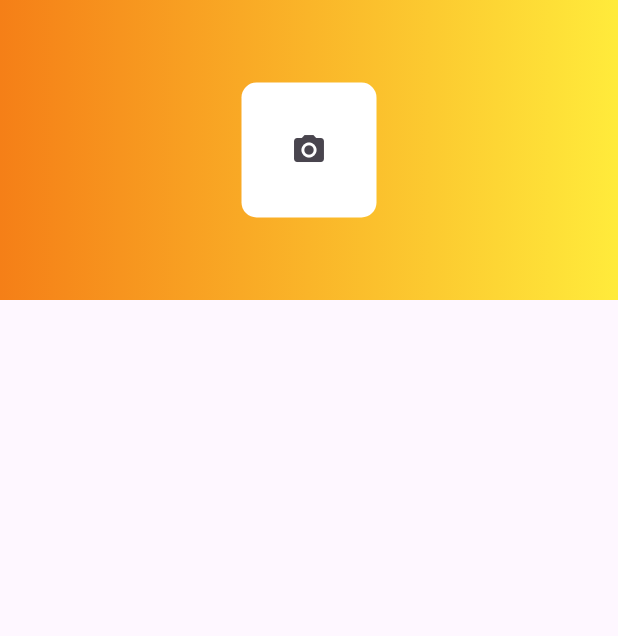
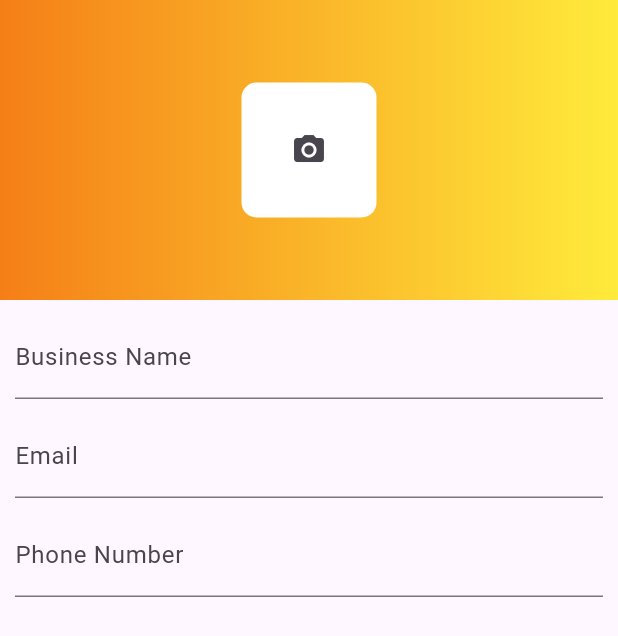
Before and after one commit to adogbeji/FlutterMultiStoreVendorApp, a Flutter app: the screen it shows after launch, on a phone screen of 412 x 824 dp. Shown: the top 636 px of the screen. Run offline on Flutter 3.47's test engine with Material 3 defaults, Android fonts, the phone set to English and light mode, and no system bars; our stand-ins replace firebase_auth, firebase_core; missing offline and left inert: firebase_ui_auth; accounts and stored records are empty; generated files the repository leaves out were written again.

Commit message:
Add business name, email & phone input fields to vendor register screen

```diff
--- a/lib/vendors/views/auth/vendor_register_screen.dart
+++ b/lib/vendors/views/auth/vendor_register_screen.dart
@@ -45,6 +45,43 @@ class VendorRegisterScreen extends StatelessWidget {
               );
             }),
           ),
+
+          SliverToBoxAdapter(
+            child: Padding(
+              padding: const EdgeInsets.all(10.0),
+              child: Column(
+                children: [
+                  // BUSINESS NAME INPUT FIELD
+                  TextFormField(
+                    keyboardType: TextInputType.name,  // Default??
+                    decoration: const InputDecoration(
+                      labelText: 'Business Name',
+                    ),
+                  ),
+
+                  const SizedBox(height: 10,),
+
+                  // EMAIL INPUT FIELD
+                  TextFormField(
+                    keyboardType: TextInputType.emailAddress,
+                    decoration: const InputDecoration(
+                      labelText: 'Email',
+                    ),
+                  ),
+
+                  const SizedBox(height: 10,),
+
+                  // PHONE INPUT FIELD
+                  TextFormField(
+                    keyboardType: TextInputType.number,
+                    decoration: const InputDecoration(
+                      labelText: 'Phone Number',
+                    ),
+                  ),
+                ],
+              ),
+            ),
+          ),
         ],
       ),
     );
```
